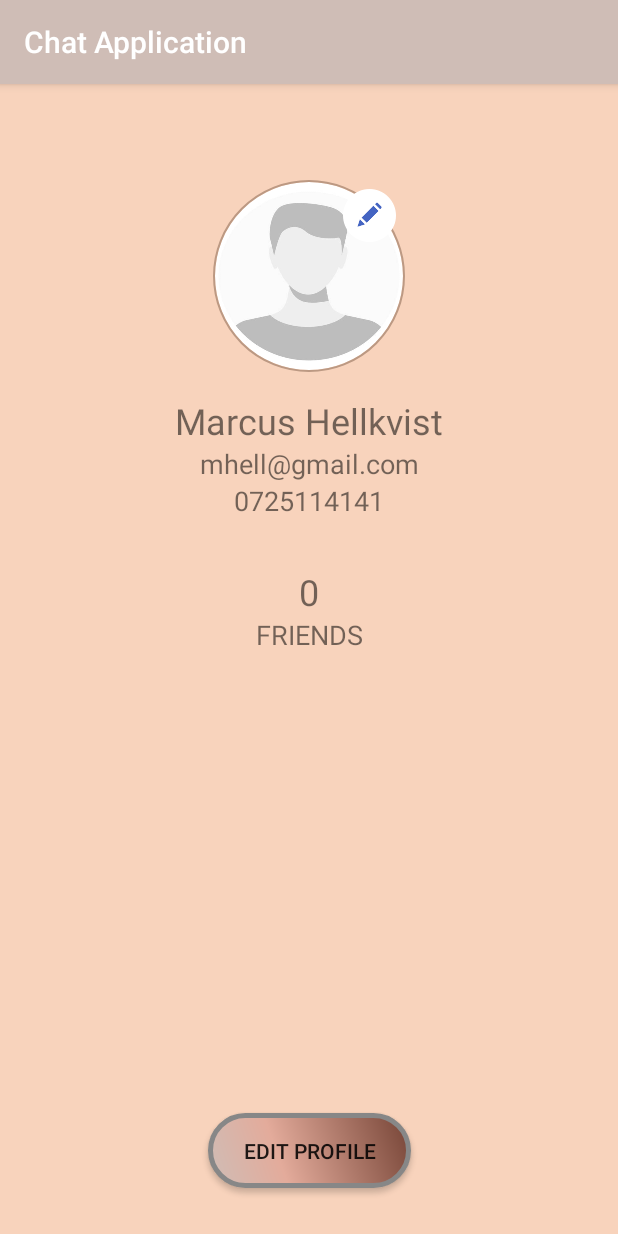
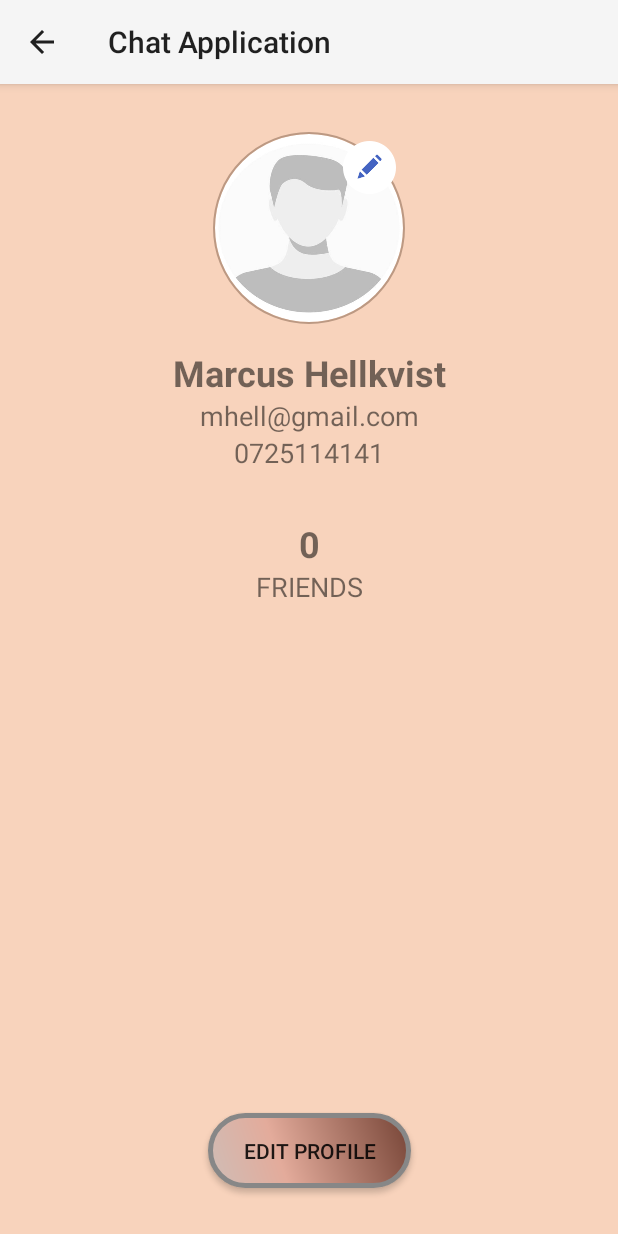
Before and after one commit to MarcusHellkvist/Chat-Application, an Android app: the ProfileActivity screen opened directly, with no data from a screen before it, on a phone screen of 412 x 824 dp. Run offline under Robolectric (Android 15) with nearby library versions, the phone set to English and light mode, and no system bars; our stand-ins replace CircleImageView, Firebase (no records; nobody signed in at launch, a user with empty details on screens opened directly).

Commit message:
added a toolbar to ProfileActivity.java. Removed support for Actionbar in Manifest.

```diff
--- a/app/src/main/AndroidManifest.xml
+++ b/app/src/main/AndroidManifest.xml
@@ -12,11 +12,12 @@
         android:label="@string/app_name"
         android:roundIcon="@mipmap/ic_launcher_round"
         android:supportsRtl="true"
-        android:theme="@style/AppTheme">
+        android:theme="@style/Theme.AppCompat.Light.NoActionBar">
         <activity android:name=".Chat_messages"></activity>
         <activity android:name=".ListOfMyFriends" />
         <activity android:name=".AddFriends" />
-        <activity android:name=".ProfileActivity" />
+        <activity android:name=".ProfileActivity"
+            android:parentActivityName=".Chat_Activity"/>
         <activity android:name=".Chat_Activity" />
         <activity android:name=".SingUp" />
         <activity android:name=".MainActivity">
--- a/app/src/main/java/com/example/chatapplication/ProfileActivity.java
+++ b/app/src/main/java/com/example/chatapplication/ProfileActivity.java
@@ -2,8 +2,11 @@ package com.example.chatapplication;
 
 import androidx.annotation.NonNull;
 import androidx.annotation.Nullable;
+import androidx.appcompat.app.ActionBar;
 import androidx.appcompat.app.AppCompatActivity;
+import androidx.appcompat.widget.Toolbar;
 
+import android.app.ProgressDialog;
 import android.content.Intent;
 import android.graphics.Bitmap;
 import android.graphics.BitmapFactory;
@@ -52,10 +55,13 @@ public class ProfileActivity extends AppCompatActivity implements ProfileDialog.
     private TextView tvUsername, tvEmail, tvPhone, tvAmountFriends;
     private Button btnEditProfile;
 
-    private User user;
     private String currentUserId;
     private Uri imageUri;
     private int friendAmount;
+
+    private Toolbar myToolbarProfile;
+
+
 
     @Override
     protected void onCreate(Bundle savedInstanceState) {
@@ -69,7 +75,6 @@ public class ProfileActivity extends AppCompatActivity implements ProfileDialog.
         currentUserId = mAuth.getCurrentUser().getUid();
         storage = FirebaseStorage.getInstance();
         storageReference = storage.getReference();
-
 
         // IMAGE VIEWS
         ivProfilePicture = findViewById(R.id.iv_profile_picture);
@@ -85,9 +90,15 @@ public class ProfileActivity extends AppCompatActivity implements ProfileDialog.
         btnEditProfile = findViewById(R.id.btn_edit_profile);
         btnEditProfile.setOnClickListener(editListener);
 
-        // TODO MOVE ALL CODE TO onStart();
-        //getUserData();
+        //TOOLBAR
+        myToolbarProfile = findViewById(R.id.my_toolbar_profile);
+        setSupportActionBar(myToolbarProfile);
+        ActionBar ab = getSupportActionBar();
+        ab.setDisplayHomeAsUpEnabled(true);
+
         getProfilePicture();
+
+        // TODO Take picture with camera
 
     }
 
@@ -102,8 +113,10 @@ public class ProfileActivity extends AppCompatActivity implements ProfileDialog.
                         if (value.exists()){
                             String name = value.getString("name");
                             String phone = value.getString("phoneNumber");
+                            String email = value.getString("email");
                             tvUsername.setText(name);
                             tvPhone.setText(phone);
+                            tvEmail.setText(email);
                         }
                     }
                 });
@@ -135,7 +148,6 @@ public class ProfileActivity extends AppCompatActivity implements ProfileDialog.
     }
 
     private void uploadImage() {
-
         StorageReference imagesRef = storageReference.child("images/" + currentUserId);
         imagesRef.putFile(imageUri)
                 .addOnSuccessListener(new OnSuccessListener<UploadTask.TaskSnapshot>() {
--- a/app/src/main/res/layout/activity_profile.xml
+++ b/app/src/main/res/layout/activity_profile.xml
@@ -8,16 +8,29 @@
     tools:context=".ProfileActivity">
 
 
+    <androidx.appcompat.widget.Toolbar
+        android:id="@+id/my_toolbar_profile"
+        android:layout_width="match_parent"
+        android:layout_height="?attr/actionBarSize"
+        android:background="?attr/colorPrimary"
+        android:elevation="4dp"
+        android:theme="@style/ThemeOverlay.AppCompat.ActionBar"
+        app:layout_constraintEnd_toEndOf="parent"
+        app:layout_constraintStart_toStartOf="parent"
+        app:layout_constraintTop_toTopOf="parent"
+        app:popupTheme="@style/ThemeOverlay.AppCompat.Light" />
+
+
     <de.hdodenhof.circleimageview.CircleImageView
         android:id="@+id/iv_profile_picture"
         android:layout_width="128dp"
         android:layout_height="128dp"
-        android:layout_marginTop="64dp"
+        android:layout_marginTop="32dp"
         app:civ_border_color="@color/colorAccent"
         app:civ_border_width="1dp"
         app:layout_constraintEnd_toEndOf="parent"
         app:layout_constraintStart_toStartOf="parent"
-        app:layout_constraintTop_toTopOf="parent" />
+        app:layout_constraintTop_toBottomOf="@+id/my_toolbar_profile" />
 
     <ImageView
         android:id="@+id/imageView"
@@ -36,6 +49,7 @@
         android:layout_marginTop="16dp"
         android:text="Marcus Hellkvist"
         android:textSize="24sp"
+        android:textStyle="bold"
         app:layout_constraintEnd_toEndOf="parent"
         app:layout_constraintStart_toStartOf="parent"
         app:layout_constraintTop_toBottomOf="@+id/iv_profile_picture" />
@@ -67,6 +81,7 @@
         android:layout_marginTop="32dp"
         android:text="246"
         android:textSize="24sp"
+        android:textStyle="bold"
         app:layout_constraintEnd_toEndOf="parent"
         app:layout_constraintStart_toStartOf="parent"
         app:layout_constraintTop_toBottomOf="@+id/tv_phone" />
```
